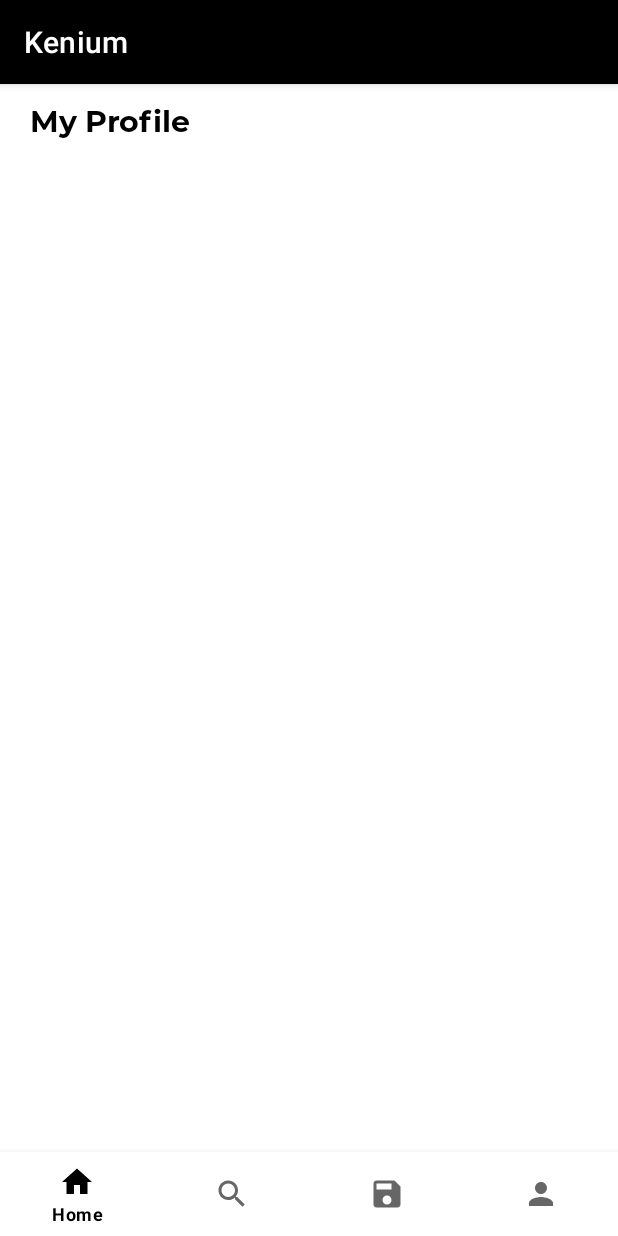
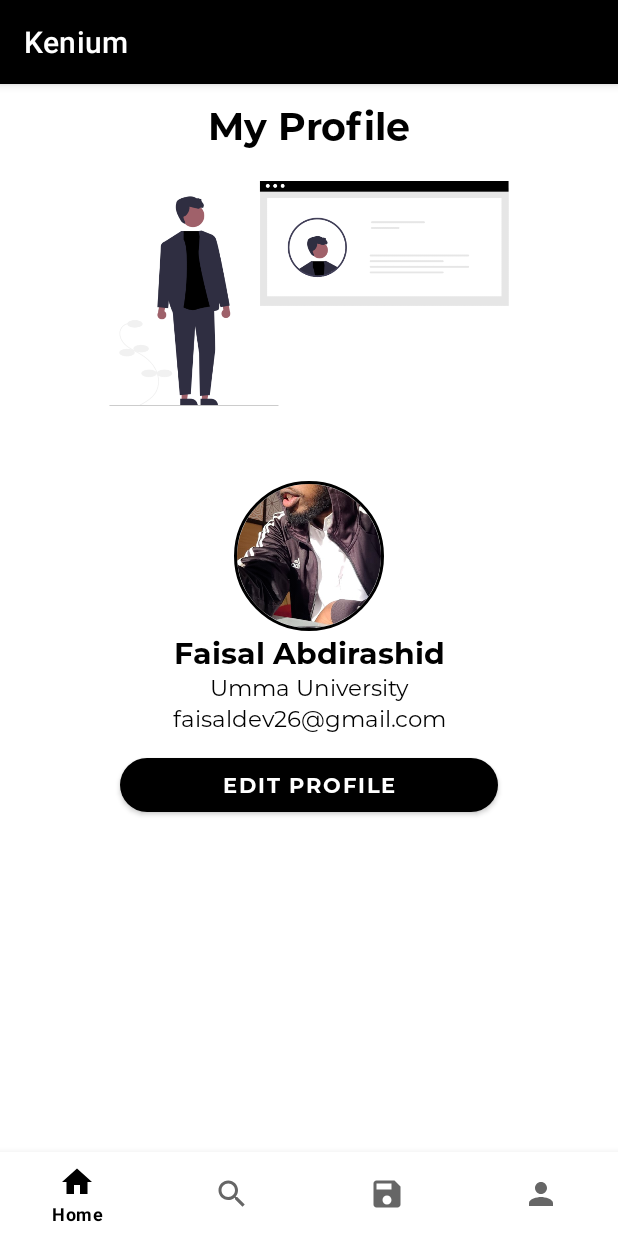
Before and after one commit to Abdirashid26/Kenium, an Android app: the fragment ProfileFragment placed in its activity, on a phone screen of 412 x 824 dp. Run offline under Robolectric (Android 15) with nearby library versions, the phone set to English and light mode, and no system bars; our stand-ins replace CircleImageView.

Commit message:
added the profile fragment styles complete

```diff
--- a/app/build.gradle
+++ b/app/build.gradle
@@ -36,6 +36,7 @@ dependencies {
 
     implementation 'androidx.core:core-ktx:1.8.0'
     implementation 'androidx.appcompat:appcompat:1.4.2'
+    implementation 'de.hdodenhof:circleimageview:3.1.0'
     implementation 'com.google.android.material:material:1.6.1'
     implementation 'androidx.constraintlayout:constraintlayout:2.1.4'
     implementation 'com.google.firebase:firebase-auth-ktx:21.0.6'
--- a/app/src/main/res/layout/fragment_home.xml
+++ b/app/src/main/res/layout/fragment_home.xml
@@ -1,14 +1,21 @@
 <?xml version="1.0" encoding="utf-8"?>
-<FrameLayout xmlns:android="http://schemas.android.com/apk/res/android"
+
+<ScrollView
+    xmlns:android="http://schemas.android.com/apk/res/android"
     xmlns:tools="http://schemas.android.com/tools"
+    android:layout_width="match_parent"
+    android:layout_height="match_parent">
+
+<LinearLayout
     android:layout_width="match_parent"
     android:layout_height="match_parent"
     tools:context=".HomeFragment">
 
-    <!-- TODO: Update blank fragment layout -->
-    <TextView
-        android:layout_width="match_parent"
-        android:layout_height="match_parent"
-        android:text="Home" />
 
-</FrameLayout>
+
+
+
+
+</LinearLayout>
+
+</ScrollView>
--- a/app/src/main/res/layout/fragment_profile.xml
+++ b/app/src/main/res/layout/fragment_profile.xml
@@ -3,17 +3,114 @@
     xmlns:tools="http://schemas.android.com/tools"
     android:layout_width="match_parent"
     android:layout_height="match_parent"
+    xmlns:app="http://schemas.android.com/apk/res-auto"
     tools:context=".ProfileFragment">
 
-    <!-- TODO: Update blank fragment layout -->
+
     <TextView
         android:layout_width="match_parent"
         android:layout_height="wrap_content"
         android:layout_marginHorizontal="20dp"
-        android:textSize="20dp"
+        android:textSize="25dp"
+        android:textAlignment="center"
+        android:id="@+id/myPrfoile"
         android:layout_marginVertical="10dp"
         android:textColor="@color/black"
         android:fontFamily="@font/m_bold"
         android:text="My Profile" />
 
+
+    <ImageView
+        android:layout_width="match_parent"
+        android:layout_height="150dp"
+        android:layout_below="@id/myPrfoile"
+        android:src="@drawable/profilefile"
+        android:id="@+id/profileFile"
+        android:layout_marginTop="10dp"
+        />
+
+
+
+    <LinearLayout
+        android:layout_width="match_parent"
+        android:layout_height="wrap_content"
+        android:layout_marginHorizontal="20dp"
+        android:layout_marginVertical="50dp"
+        android:layout_below="@id/profileFile"
+        android:orientation="vertical">
+
+        <!-- TODO: Update blank fragment layout -->
+
+
+
+
+        <de.hdodenhof.circleimageview.CircleImageView
+            xmlns:app="http://schemas.android.com/apk/res-auto"
+            android:id="@+id/userImage"
+            android:layout_width="100dp"
+            android:scaleType="centerCrop"
+            android:layout_height="100dp"
+            android:layout_gravity="center"
+            android:src="@drawable/faisal"
+            app:civ_border_width="2dp"
+            app:civ_border_color="#FF000000"/>
+
+
+        <TextView
+            android:layout_width="match_parent"
+            android:layout_height="wrap_content"
+            android:text="Faisal Abdirashid"
+            android:id="@+id/userName"
+            android:textColor="@color/black"
+            android:textSize="20dp"
+            android:gravity="center"
+            android:fontFamily="@font/m_bold"
+            />
+
+        <TextView
+            android:layout_width="match_parent"
+            android:layout_height="wrap_content"
+            android:text="Umma University"
+            android:textColor="@color/black"
+            android:id="@+id/userUniversity"
+            android:textAlignment="center"
+            android:textSize="15dp"
+            android:fontFamily="@font/m_regular"
+            />
+
+        <TextView
+            android:layout_width="match_parent"
+            android:layout_height="wrap_content"
+            android:text="faisaldev26@gmail.com"
+            android:textColor="@color/black"
+            android:id="@+id/userEmail"
+            android:textAlignment="center"
+            android:textSize="15dp"
+            android:fontFamily="@font/m_regular"
+            />
+
+
+        <com.google.android.material.button.MaterialButton
+            android:layout_width="match_parent"
+            android:layout_height="wrap_content"
+            android:layout_marginHorizontal="60dp"
+            app:cornerRadius="50dp"
+            android:text="Edit Profile"
+            android:fontFamily="@font/m_bold"
+            android:layout_marginVertical="10dp"
+            />
+
+    </LinearLayout>
+
+    <TextView
+        android:layout_width="match_parent"
+        android:layout_height="wrap_content"
+        android:text="Fa-Apps"
+        android:fontFamily="@font/m_bold"
+        android:textColor="@color/black"
+        android:textAlignment="center"
+        android:layout_alignParentBottom="true"
+        />
+
+
 </RelativeLayout>
```
